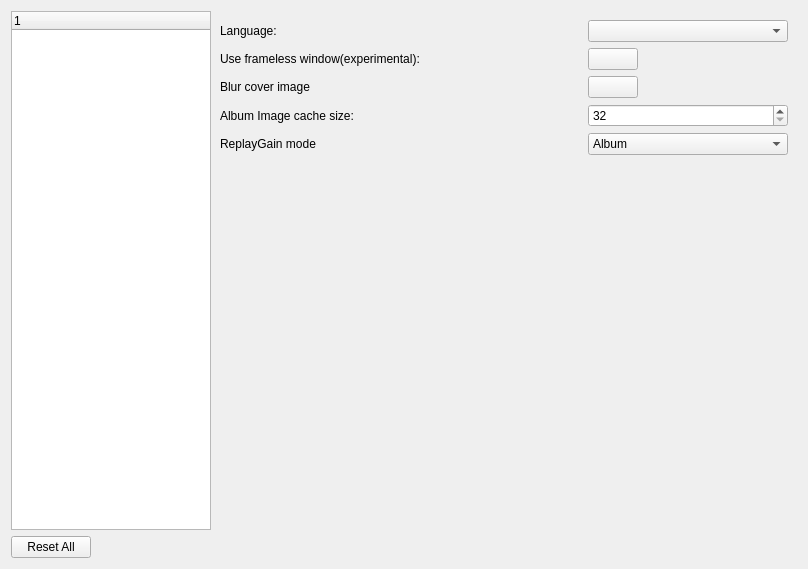
This is src/xamp/preferencedialog.ui in billlin0904/xamp2 as Qt 5 draws it before an edit. The edited form follows.
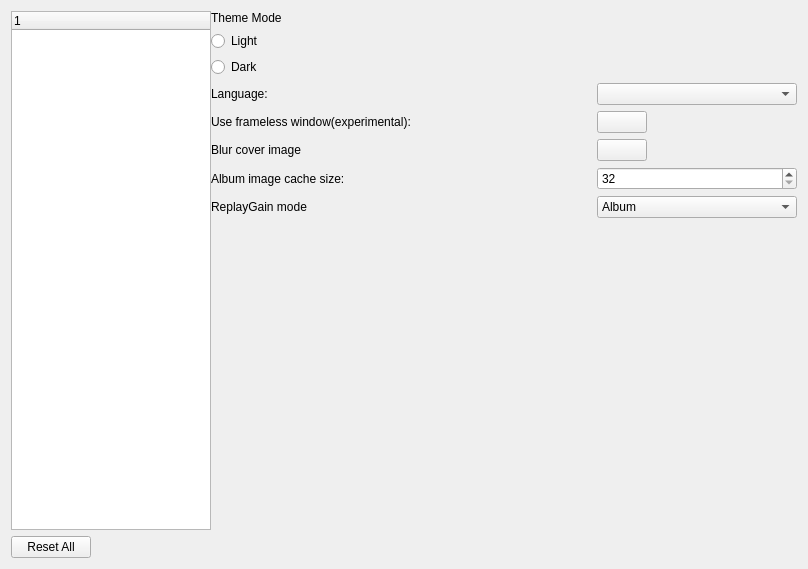
This is the edited form. The open tabs and pages were chosen to show the change. Custom widgets are drawn as their Qt base class.

Commit message: Remove theme, setting button

What changed in the file:
```diff
--- a/src/xamp/preferencedialog.ui
+++ b/src/xamp/preferencedialog.ui
@@ -79,37 +79,62 @@
         <number>3</number>
        </property>
        <widget class="QWidget" name="playbackPage">
-        <layout class="QGridLayout" name="gridLayout">
-         <item row="0" column="2">
-          <widget class="QComboBox" name="langCombo"/>
-         </item>
-         <item row="4" column="0" colspan="2">
-          <widget class="QLabel" name="label_9">
-           <property name="maximumSize">
+        <layout class="QGridLayout" name="gridLayout" rowstretch="0,0,0,0,0,0,0,0,0,0,0,0,0" columnstretch="0,0,0">
+         <property name="leftMargin">
+          <number>0</number>
+         </property>
+         <property name="topMargin">
+          <number>0</number>
+         </property>
+         <property name="rightMargin">
+          <number>0</number>
+         </property>
+         <property name="bottomMargin">
+          <number>0</number>
+         </property>
+         <property name="horizontalSpacing">
+          <number>0</number>
+         </property>
+         <item row="8" column="2">
+          <widget class="QComboBox" name="replayGainModeCombo">
+           <property name="minimumSize">
             <size>
-             <width>16777215</width>
-             <height>16777215</height>
+             <width>200</width>
+             <height>0</height>
             </size>
            </property>
+           <item>
+            <property name="text">
+             <string>Album</string>
+            </property>
+           </item>
+           <item>
+            <property name="text">
+             <string>Track</string>
+            </property>
+           </item>
+           <item>
+            <property name="text">
+             <string>None</string>
+            </property>
+           </item>
+          </widget>
+         </item>
+         <item row="0" column="0">
+          <widget class="QLabel" name="label_3">
            <property name="text">
-            <string>Album Image cache size:</string>
+            <string>Theme Mode</string>
            </property>
           </widget>
          </item>
-         <item row="3" column="2">
-          <widget class="SwitchButton" name="enableBlurCoverImagePushButton">
-           <property name="maximumSize">
-            <size>
-             <width>50</width>
-             <height>16777215</height>
-            </size>
-           </property>
+         <item row="2" column="0">
+          <widget class="QRadioButton" name="darkRadioButton">
            <property name="text">
-            <string/>
+            <string>Dark</string>
            </property>
           </widget>
          </item>
-         <item row="4" column="2">
+         <item row="7" column="2">
           <widget class="QSpinBox" name="albumImageCacheSizeSpinBox">
            <property name="minimum">
             <number>32</number>
@@ -119,33 +144,7 @@
            </property>
           </widget>
          </item>
-         <item row="5" column="0" colspan="2">
-          <widget class="QLabel" name="label_12">
-           <property name="maximumSize">
-            <size>
-             <width>16777215</width>
-             <height>16777215</height>
-            </size>
-           </property>
-           <property name="text">
-            <string>ReplayGain mode</string>
-           </property>
-          </widget>
-         </item>
-         <item row="0" column="0" colspan="2">
-          <widget class="QLabel" name="label">
-           <property name="maximumSize">
-            <size>
-             <width>100</width>
-             <height>16777215</height>
-            </size>
-           </property>
-           <property name="text">
-            <string>Language:</string>
-           </property>
-          </widget>
-         </item>
-         <item row="6" column="0">
+         <item row="12" column="0">
           <spacer name="verticalSpacer">
            <property name="orientation">
             <enum>Qt::Vertical</enum>
@@ -158,7 +157,56 @@
            </property>
           </spacer>
          </item>
-         <item row="1" column="0" colspan="2">
+         <item row="1" column="0">
+          <widget class="QRadioButton" name="lightRadioButton">
+           <property name="text">
+            <string>Light</string>
+           </property>
+          </widget>
+         </item>
+         <item row="3" column="2">
+          <widget class="QComboBox" name="langCombo"/>
+         </item>
+         <item row="4" column="2">
+          <widget class="SwitchButton" name="enableFramelessWindowPushButton">
+           <property name="maximumSize">
+            <size>
+             <width>50</width>
+             <height>16777215</height>
+            </size>
+           </property>
+           <property name="text">
+            <string/>
+           </property>
+          </widget>
+         </item>
+         <item row="6" column="0">
+          <widget class="QLabel" name="label_13">
+           <property name="sizePolicy">
+            <sizepolicy hsizetype="Preferred" vsizetype="Preferred">
+             <horstretch>0</horstretch>
+             <verstretch>0</verstretch>
+            </sizepolicy>
+           </property>
+           <property name="text">
+            <string>Blur cover image</string>
+           </property>
+          </widget>
+         </item>
+         <item row="6" column="2">
+          <widget class="SwitchButton" name="enableBlurCoverImagePushButton">
+           <property name="maximumSize">
+            <size>
+             <width>50</width>
+             <height>16777215</height>
+            </size>
+           </property>
+           <property name="text">
+            <string/>
+           </property>
+          </widget>
+         </item>
+         <item row="4" column="0">
           <widget class="QLabel" name="label_11">
            <property name="sizePolicy">
             <sizepolicy hsizetype="Preferred" vsizetype="Preferred">
@@ -171,57 +219,39 @@
            </property>
           </widget>
          </item>
+         <item row="8" column="0">
+          <widget class="QLabel" name="label_12">
+           <property name="maximumSize">
+            <size>
+             <width>16777215</width>
+             <height>16777215</height>
+            </size>
+           </property>
+           <property name="text">
+            <string>ReplayGain mode</string>
+           </property>
+          </widget>
+         </item>
+         <item row="7" column="0">
+          <widget class="QLabel" name="label_9">
+           <property name="maximumSize">
+            <size>
+             <width>16777215</width>
+             <height>16777215</height>
+            </size>
+           </property>
+           <property name="text">
+            <string>Album image cache size:</string>
+           </property>
+          </widget>
+         </item>
          <item row="3" column="0">
-          <widget class="QLabel" name="label_13">
-           <property name="sizePolicy">
-            <sizepolicy hsizetype="Preferred" vsizetype="Preferred">
-             <horstretch>0</horstretch>
-             <verstretch>0</verstretch>
-            </sizepolicy>
-           </property>
+          <widget class="QLabel" name="label">
            <property name="text">
-            <string>Blur cover image</string>
+            <string>Language:</string>
            </property>
           </widget>
          </item>
-         <item row="1" column="2">
-          <widget class="SwitchButton" name="enableFramelessWindowPushButton">
-           <property name="maximumSize">
-            <size>
-             <width>50</width>
-             <height>16777215</height>
-            </size>
-           </property>
-           <property name="text">
-            <string/>
-           </property>
-          </widget>
-         </item>
-         <item row="5" column="2">
-          <widget class="QComboBox" name="replayGainModeCombo">
-           <property name="minimumSize">
-            <size>
-             <width>200</width>
-             <height>0</height>
-            </size>
-           </property>
-           <item>
-            <property name="text">
-             <string>Album</string>
-            </property>
-           </item>
-           <item>
-            <property name="text">
-             <string>Track</string>
-            </property>
-           </item>
-           <item>
-            <property name="text">
-             <string>None</string>
-            </property>
-           </item>
-          </widget>
-         </item>
         </layout>
        </widget>
        <widget class="QWidget" name="dspManagerPage">
```
Left out of the diff: 2 changed lines with no effect on the pictures. The commit also changes 11 other files.
